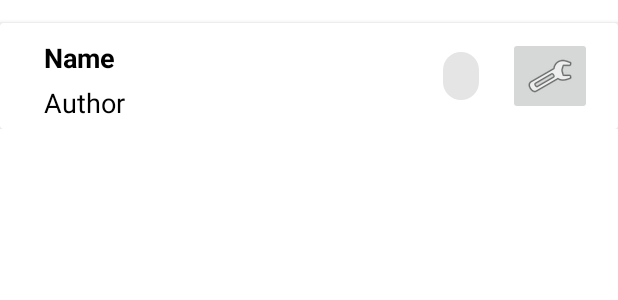
After one commit to geislerovamarie/SpravaNot, an Android app: the layout sheetmusic_row.xml on its own in the app's theme, with its tools: preview values and no code run, on a phone screen of 412 x 824 dp. The commit adds this screen. Shown: the top 300 px of the screen. Run offline under Robolectric (Android 15) with nearby library versions, the phone set to English and light mode, and no system bars.

Commit message:
Sheetmusic from database is now visible

```diff
--- a/app/src/main/java/com/example/spravanot/MainActivity.java
+++ b/app/src/main/java/com/example/spravanot/MainActivity.java
@@ -111,6 +111,4 @@ public class MainActivity extends AppCompatActivity {
         if(dark_mode) AppCompatDelegate.setDefaultNightMode(AppCompatDelegate.MODE_NIGHT_YES);
         else AppCompatDelegate.setDefaultNightMode(AppCompatDelegate.MODE_NIGHT_NO);
     }
-
-
 }
--- a/app/src/main/java/com/example/spravanot/Setlist.java
+++ b/app/src/main/java/com/example/spravanot/Setlist.java
@@ -11,9 +11,8 @@ public class Setlist {
 
     public Setlist(int id) {
         this.id = id;
-
-        //tags = new ArrayList<>();
-        //sheetmusic = new ArrayList<>();
+        tags = new ArrayList<>();
+        sheetmusic = new ArrayList<>();
     }
 
     // Getters and setters ------------------------------------------------------------
--- a/app/src/main/java/com/example/spravanot/Sheetmusic.java
+++ b/app/src/main/java/com/example/spravanot/Sheetmusic.java
@@ -13,10 +13,8 @@ public class Sheetmusic {
 
     public Sheetmusic(int id) {
         this.id = id;
-
-        // should be initialized and set during "showing" and setting the whole array
-        //files = new ArrayList<>();
-        //tags = new ArrayList<>();
+        files = new ArrayList<>();
+        tags = new ArrayList<>();
     }
 
 
--- /dev/null
+++ b/app/src/main/res/layout/sheetmusic_row.xml
@@ -0,0 +1,71 @@
+<?xml version="1.0" encoding="utf-8"?>
+<LinearLayout xmlns:android="http://schemas.android.com/apk/res/android"
+    xmlns:app="http://schemas.android.com/apk/res-auto"
+    xmlns:tools="http://schemas.android.com/tools"
+    android:layout_width="match_parent"
+    android:layout_height="wrap_content"
+    android:layout_marginTop="10dp"
+    android:orientation="vertical"
+    android:id="@+id/sheetmusicLayout">
+
+    <androidx.cardview.widget.CardView
+        android:layout_width="match_parent"
+        android:layout_height="wrap_content"
+        android:layout_marginTop="5dp">
+
+        <androidx.constraintlayout.widget.ConstraintLayout
+            android:layout_width="match_parent"
+            android:layout_height="match_parent"
+            android:padding="5dp">
+
+            <TextView
+                android:id="@+id/sheetmusic_name_txt"
+                android:layout_width="wrap_content"
+                android:layout_height="wrap_content"
+                android:layout_marginStart="24dp"
+                android:layout_marginTop="5dp"
+                android:text="@string/text_name"
+                android:textColor="@color/black"
+                android:textSize="18sp"
+                android:textStyle="bold"
+                app:layout_constraintStart_toStartOf="parent"
+                app:layout_constraintTop_toTopOf="parent" />
+
+            <TextView
+                android:id="@+id/sheetmusic_author_txt"
+                android:layout_width="wrap_content"
+                android:layout_height="wrap_content"
+                android:layout_marginStart="24dp"
+                android:layout_marginTop="5dp"
+                android:text="@string/text_author"
+                android:textColor="@color/black"
+                android:textSize="18sp"
+                app:layout_constraintStart_toStartOf="parent"
+                app:layout_constraintTop_toBottomOf="@+id/sheetmusic_name_txt" />
+
+            <ImageButton
+                android:id="@+id/sheetmusic_edit_button"
+                android:layout_width="wrap_content"
+                android:layout_height="wrap_content"
+                android:layout_marginEnd="12dp"
+                android:contentDescription="@string/text_edit"
+                app:layout_constraintBottom_toBottomOf="parent"
+                app:layout_constraintEnd_toEndOf="parent"
+                app:layout_constraintTop_toTopOf="parent"
+                app:layout_constraintVertical_bias="0.5"
+                app:srcCompat="@android:drawable/ic_menu_preferences" />
+
+            <com.google.android.material.chip.Chip
+                android:id="@+id/sheetmusic_favorite_chip"
+                android:layout_width="wrap_content"
+                android:layout_height="wrap_content"
+                android:layout_marginEnd="7dp"
+                app:layout_constraintBottom_toBottomOf="parent"
+                app:layout_constraintEnd_toStartOf="@+id/sheetmusic_edit_button"
+                app:layout_constraintTop_toTopOf="parent"
+                app:layout_constraintVertical_bias="0.5" />
+
+        </androidx.constraintlayout.widget.ConstraintLayout>
+    </androidx.cardview.widget.CardView>
+
+</LinearLayout>
```
Also changed, not shown: app/src/main/java/com/example/spravanot/DatabaseHelper.java (+53 -44 lines), app/src/main/java/com/example/spravanot/SheetmusicAdapter.java (added, +103 -0 lines), app/src/main/java/com/example/spravanot/ui/sheets/SheetsFragment.java (+76 -8 lines), app/src/main/res/layout/fragment_sheets.xml (+17 -15 lines), app/src/main/res/values/strings.xml (+13 -0 lines), 1 other file.
